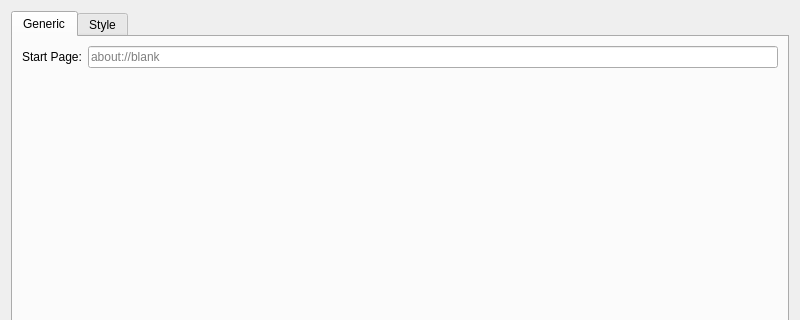
Above: src/settingsdialog.ui from ikskuh/kristall before the change; both pictures show x 0 to 800 and y 0 to 320 of the 800 by 520 pixel window. Below: the same form after it.
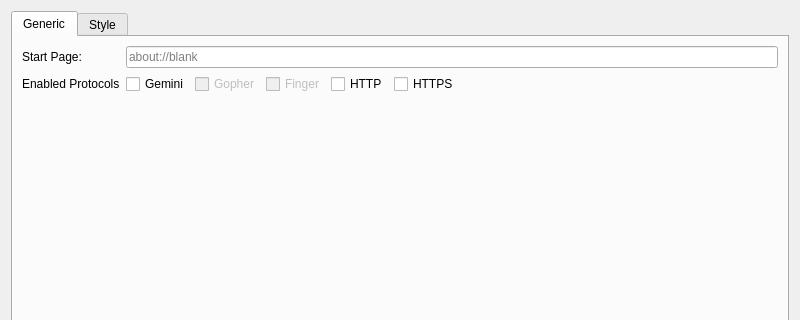
That is the form after the change. Icons and pictures are not drawn.

Commit message: Implements multi-protocol support. Adds support for HTTP/HTTPS, adds settings to enable/disable protocols

Patch:
```diff
--- a/src/settingsdialog.ui
+++ b/src/settingsdialog.ui
@@ -38,6 +38,71 @@
          </property>
         </widget>
        </item>
+       <item row="1" column="0">
+        <widget class="QLabel" name="label_16">
+         <property name="text">
+          <string>Enabled Protocols</string>
+         </property>
+        </widget>
+       </item>
+       <item row="1" column="1">
+        <layout class="QHBoxLayout" name="horizontalLayout">
+         <item>
+          <widget class="QCheckBox" name="enable_gemini">
+           <property name="text">
+            <string>Gemini</string>
+           </property>
+          </widget>
+         </item>
+         <item>
+          <widget class="QCheckBox" name="enable_gopher">
+           <property name="enabled">
+            <bool>false</bool>
+           </property>
+           <property name="text">
+            <string>Gopher</string>
+           </property>
+          </widget>
+         </item>
+         <item>
+          <widget class="QCheckBox" name="enable_finger">
+           <property name="enabled">
+            <bool>false</bool>
+           </property>
+           <property name="text">
+            <string>Finger</string>
+           </property>
+          </widget>
+         </item>
+         <item>
+          <widget class="QCheckBox" name="enable_http">
+           <property name="text">
+            <string>HTTP</string>
+           </property>
+          </widget>
+         </item>
+         <item>
+          <widget class="QCheckBox" name="enable_https">
+           <property name="text">
+            <string>HTTPS</string>
+           </property>
+          </widget>
+         </item>
+         <item>
+          <spacer name="horizontalSpacer">
+           <property name="orientation">
+            <enum>Qt::Horizontal</enum>
+           </property>
+           <property name="sizeHint" stdset="0">
+            <size>
+             <width>40</width>
+             <height>20</height>
+            </size>
+           </property>
+          </spacer>
+         </item>
+        </layout>
+       </item>
       </layout>
      </widget>
      <widget class="QWidget" name="style_tab">
```
The commit also changes 12 other files.
